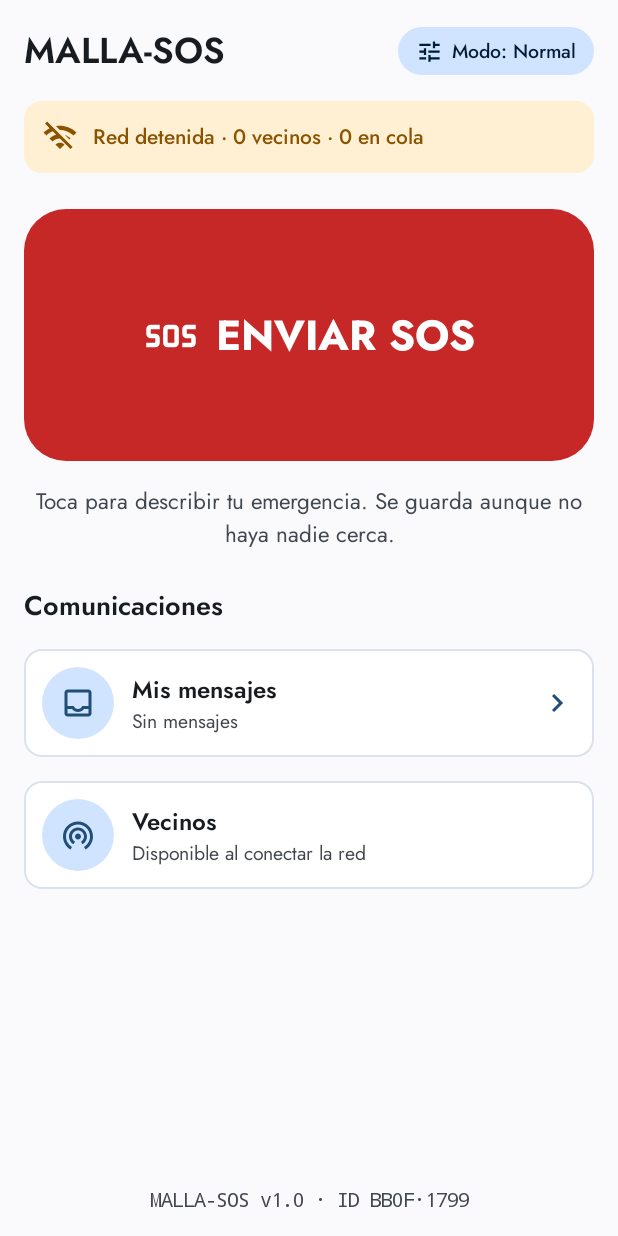
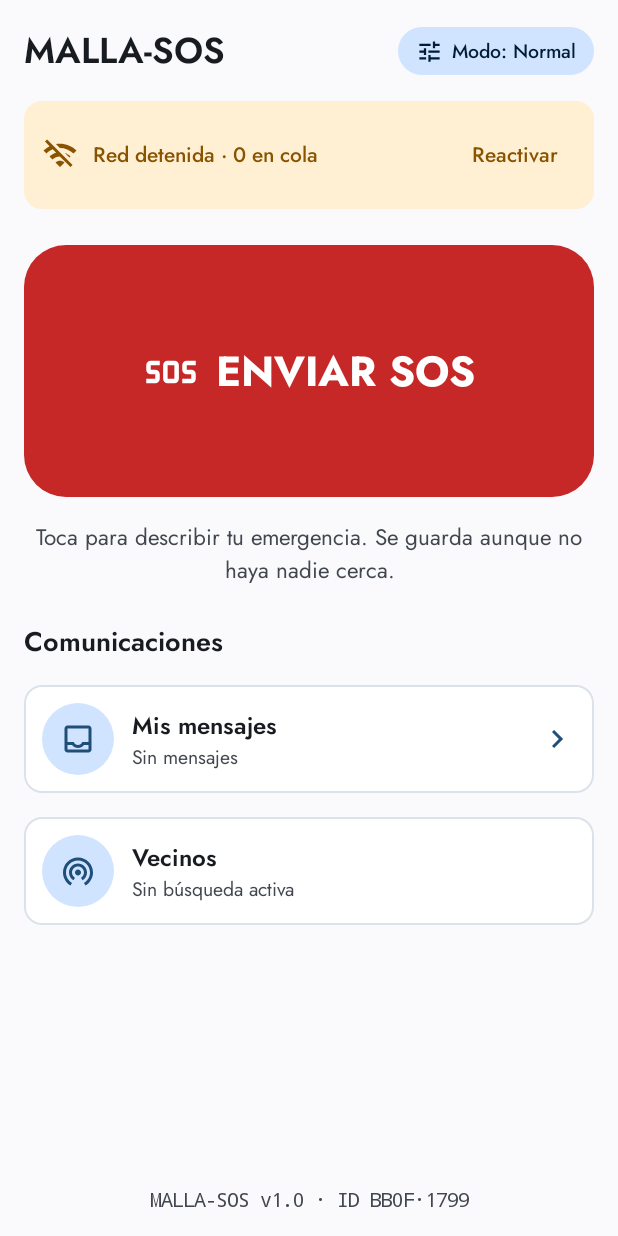
Before and after one commit to IkerASierraR/MALLASOS, an Android app built with Jetpack Compose: the HomeScreen screen opened through its navigation route, on a phone screen of 412 x 824 dp. Run offline under Robolectric (Android 15) with nearby library versions, the phone set to English and light mode, and no system bars.

Commit message:
feat(service): mantener la red activa en primer plano y al reiniciar (T1.7)

```diff
--- a/app/src/main/java/pe/upt/mallasos/AppContainer.kt
+++ b/app/src/main/java/pe/upt/mallasos/AppContainer.kt
@@ -1,15 +1,34 @@
 package pe.upt.mallasos
 
 import android.content.Context
+import kotlinx.coroutines.CoroutineScope
+import kotlinx.coroutines.Dispatchers
+import kotlinx.coroutines.SupervisorJob
+import kotlinx.coroutines.flow.MutableStateFlow
 import pe.upt.mallasos.data.datastore.SettingsStore
 import pe.upt.mallasos.data.db.MallaDatabase
 import pe.upt.mallasos.domain.SosRepository
 import pe.upt.mallasos.log.EventLogger
+import pe.upt.mallasos.p2p.ContactScheduler
+import pe.upt.mallasos.p2p.PeerContact
+import pe.upt.mallasos.p2p.SessionRunner
+import pe.upt.mallasos.p2p.WifiDirectManager
 
 /** Inyección de dependencias manual (`plan.md` §1). */
 class AppContainer(context: Context) {
+    private val scope = CoroutineScope(SupervisorJob() + Dispatchers.Default)
+
     val settings = SettingsStore(context)
     val database = MallaDatabase.create(context)
     val logger = EventLogger(database.events(), settings)
     val sosRepository = SosRepository(database.messages(), settings, logger)
+
+    val wifiDirect = WifiDirectManager(context, scope, logger, settings)
+    val contacts = ContactScheduler(
+        wifiDirect,
+        PeerContact(SessionRunner(), settings, database.knownNodes(), logger),
+    )
+
+    /** Lo actualiza `MallaService`; Inicio lo usa para mostrar la franja de estado. */
+    val serviceRunning = MutableStateFlow(false)
 }
--- a/app/src/main/java/pe/upt/mallasos/ui/MallaNavHost.kt
+++ b/app/src/main/java/pe/upt/mallasos/ui/MallaNavHost.kt
@@ -10,18 +10,19 @@ import androidx.compose.runtime.collectAsState
 import androidx.compose.runtime.getValue
 import androidx.compose.runtime.remember
 import androidx.compose.ui.Modifier
-import androidx.navigation.NavHostController
+import androidx.compose.ui.platform.LocalContext
 import androidx.navigation.compose.NavHost
 import androidx.navigation.compose.composable
 import androidx.navigation.compose.rememberNavController
 import kotlinx.coroutines.flow.combine
 import pe.upt.mallasos.AppContainer
 import pe.upt.mallasos.data.datastore.Identity
-import pe.upt.mallasos.data.datastore.QueueMode
 import pe.upt.mallasos.data.datastore.TestConfig
 import pe.upt.mallasos.dtn.QueuePolicy
+import pe.upt.mallasos.service.MallaService
 import pe.upt.mallasos.ui.screens.CreateSosScreen
 import pe.upt.mallasos.ui.screens.HomeScreen
+import pe.upt.mallasos.ui.screens.NetworkStatus
 import pe.upt.mallasos.ui.screens.QueueScreen
 import pe.upt.mallasos.ui.screens.SosSentScreen
 import pe.upt.mallasos.ui.screens.WelcomeScreen
@@ -55,6 +56,13 @@ private fun MallaNavHost(container: AppContainer, identity: Identity) {
     val config by container.settings.testConfig.collectAsState(initial = TestConfig())
     val knownNodes by container.database.knownNodes().observeAll()
         .collectAsState(initial = emptyList())
+    val serviceRunning by container.serviceRunning.collectAsState()
+    val p2p by container.wifiDirect.state.collectAsState()
+    val context = LocalContext.current
+
+    LaunchedEffect(identity.onboarded) {
+        if (identity.onboarded) MallaService.start(context)
+    }
 
     NavHost(
         navController = nav,
@@ -71,10 +79,12 @@ private fun MallaNavHost(container: AppContainer, identity: Identity) {
         composable(Routes.HOME) {
             HomeScreen(
                 identity = identity,
+                network = NetworkStatus(serviceRunning, p2p.supported, p2p.enabled, p2p.peers.size),
                 queued = queued,
                 visibleMessages = messages.size,
                 onSos = { nav.navigate(Routes.SOS_NEW) },
                 onMessages = { nav.navigate(Routes.QUEUE) },
+                onReactivate = { MallaService.start(context) },
             )
         }
         composable(Routes.SOS_NEW) {
--- a/app/src/main/java/pe/upt/mallasos/ui/screens/HomeScreen.kt
+++ b/app/src/main/java/pe/upt/mallasos/ui/screens/HomeScreen.kt
@@ -16,6 +16,7 @@ import androidx.compose.foundation.verticalScroll
 import androidx.compose.material3.Icon
 import androidx.compose.material3.MaterialTheme
 import androidx.compose.material3.Text
+import androidx.compose.material3.TextButton
 import androidx.compose.runtime.Composable
 import androidx.compose.ui.Alignment
 import androidx.compose.ui.Modifier
@@ -40,10 +41,12 @@ import pe.upt.mallasos.ui.theme.malla
 @Composable
 fun HomeScreen(
     identity: Identity,
+    network: NetworkStatus,
     queued: Int,
     visibleMessages: Int,
     onSos: () -> Unit,
     onMessages: () -> Unit,
+    onReactivate: () -> Unit,
 ) {
     Column(
         Modifier
@@ -68,7 +71,7 @@ fun HomeScreen(
                 MaterialTheme.colorScheme.primaryContainer,
             )
         }
-        ServiceBanner(queued)
+        ServiceBanner(network, queued, onReactivate)
         SosButton(
             onClick = onSos,
             minHeight = 168.dp,
@@ -91,13 +94,13 @@ fun HomeScreen(
         ShortcutTile(
             icon = R.drawable.ic_wifi_tethering,
             title = "Vecinos",
-            subtitle = "Disponible al conectar la red",
+            subtitle = if (network.active) "${network.neighbors} cerca ahora" else "Sin búsqueda activa",
         )
         if (identity.mode == NodeMode.PUESTO) {
             ShortcutTile(
                 icon = R.drawable.ic_apartment,
                 title = "Panel del Puesto",
-                subtitle = "Disponible al conectar la red",
+                subtitle = "Disponible próximamente",
             )
         }
         Spacer(Modifier.weight(1f))
@@ -111,21 +114,54 @@ fun HomeScreen(
     }
 }
 
-/** Mientras no exista `MallaService` (T1.7) la red se muestra detenida: nunca se finge actividad. */
+/** Estado real de la red; lo calcula `MallaNavHost` a partir del servicio y de Wi-Fi Direct. */
+data class NetworkStatus(
+    val serviceRunning: Boolean,
+    val supported: Boolean,
+    val enabled: Boolean,
+    val neighbors: Int,
+) {
+    val active: Boolean get() = serviceRunning && supported && enabled
+}
+
 @Composable
-private fun ServiceBanner(queued: Int) {
-    val text = "Red detenida · 0 vecinos · $queued en cola"
+private fun ServiceBanner(network: NetworkStatus, queued: Int, onReactivate: () -> Unit) {
+    val neighbors = if (network.neighbors == 1) "1 vecino" else "${network.neighbors} vecinos"
+    val text = when {
+        !network.serviceRunning -> "Red detenida · $queued en cola"
+        !network.supported -> "Este teléfono no tiene Wi-Fi Direct · $queued en cola"
+        !network.enabled -> "Wi-Fi apagado · $queued en cola"
+        else -> "Red activa · $neighbors · $queued en cola"
+    }
+    val content = if (network.active) malla.carried else malla.warning
+    val container = if (network.active) malla.carriedContainer else malla.warningContainer
     Row(
         Modifier
             .fillMaxWidth()
-            .background(malla.warningContainer, MaterialTheme.shapes.medium)
+            .background(container, MaterialTheme.shapes.medium)
             .padding(12.dp)
             .semantics { stateDescription = text },
         verticalAlignment = Alignment.CenterVertically,
         horizontalArrangement = Arrangement.spacedBy(10.dp),
     ) {
-        Icon(painterResource(R.drawable.ic_wifi_off), null, tint = malla.warning)
-        Text(text, style = MaterialTheme.typography.labelLarge, color = malla.warning)
+        Icon(
+            painterResource(
+                if (network.active) R.drawable.ic_wifi_tethering else R.drawable.ic_wifi_off,
+            ),
+            null,
+            tint = content,
+        )
+        Text(
+            text,
+            style = MaterialTheme.typography.labelLarge,
+            color = content,
+            modifier = Modifier.weight(1f),
+        )
+        if (!network.serviceRunning) {
+            TextButton(onClick = onReactivate) {
+                Text("Reactivar", color = content)
+            }
+        }
     }
 }
 
```
Also changed, not shown: app/src/main/AndroidManifest.xml (+18 -0 lines), app/src/main/java/pe/upt/mallasos/service/BootReceiver.kt (added, +27 -0 lines), app/src/main/java/pe/upt/mallasos/service/MallaService.kt (added, +137 -0 lines).
